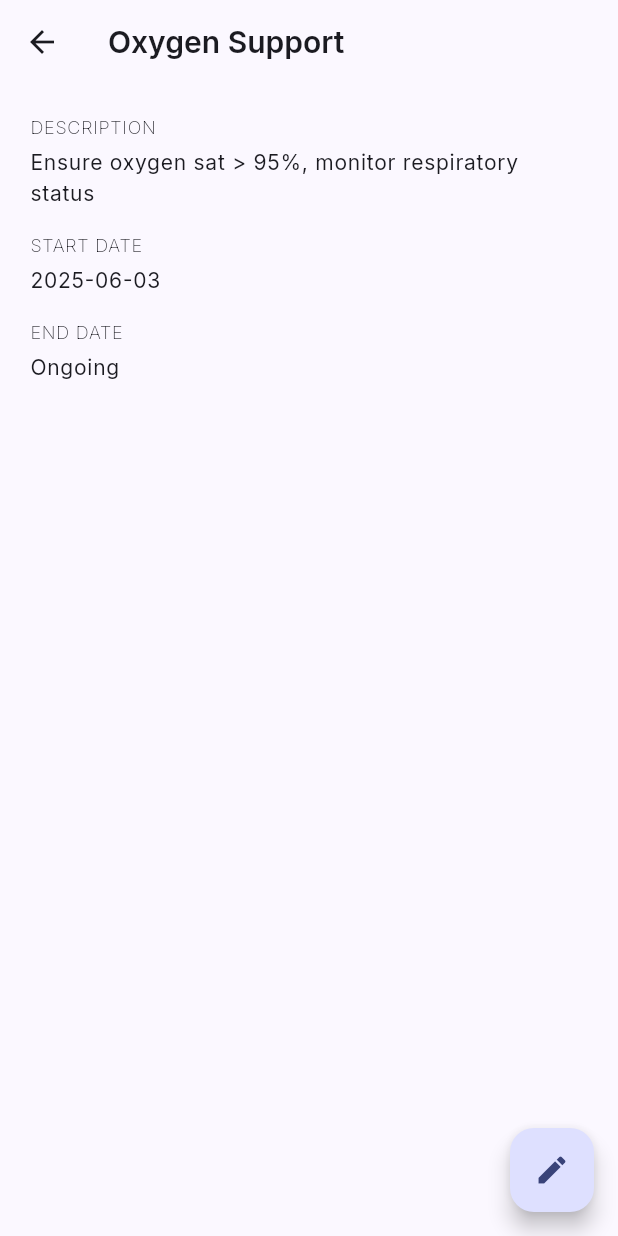
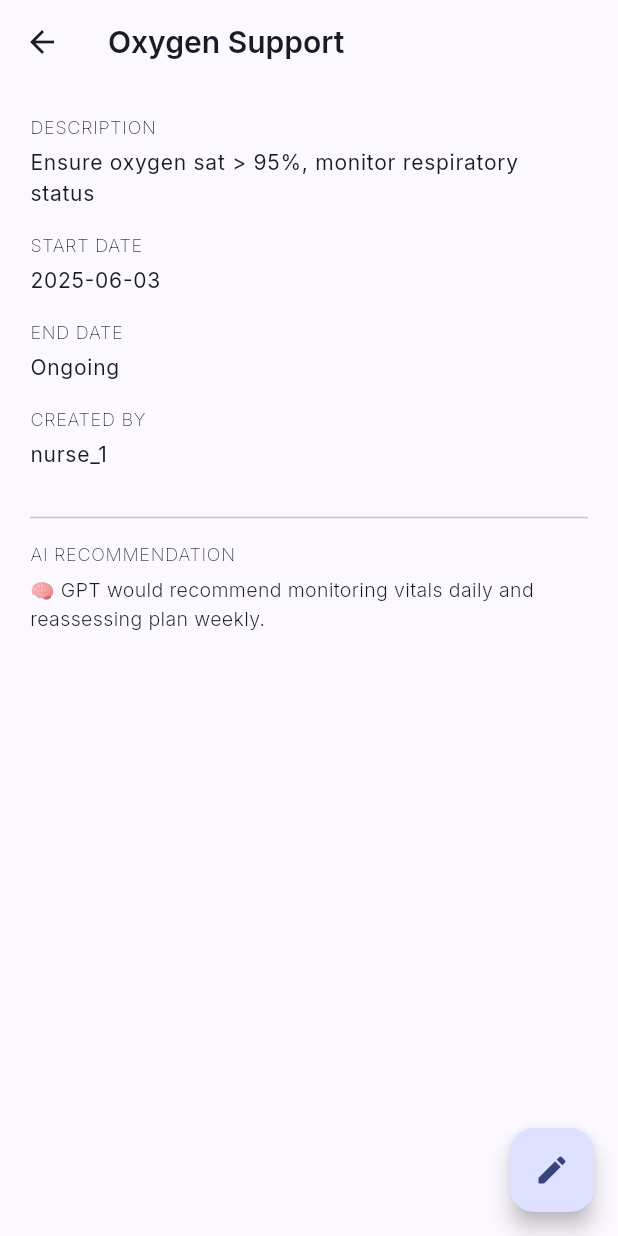
Before and after one commit to dataDrivenFitness/NurseOS, a Flutter app: the screen it shows after launch, after a tap on "Oxygen Support", on a phone screen of 412 x 824 dp. Run offline on Flutter 3.47's test engine with Material 3 defaults, Android fonts, the phone set to English and light mode, and no system bars; our stand-ins replace flutter_riverpod, shared_preferences.

Commit message:
✅ Phase 5 mock flow complete: care plan add/view/edit + GPT stub

```diff
--- a/lib/screens/care_plan_detail_screen.dart
+++ b/lib/screens/care_plan_detail_screen.dart
@@ -1,16 +1,18 @@
 import 'package:flutter/material.dart';
+import 'package:flutter_riverpod/flutter_riverpod.dart';
 import '../models/care_plan_model.dart';
 import 'edit_care_plan_screen.dart';
+import '../state/gpt_recommendation_provider.dart';
 
-class CarePlanDetailScreen extends StatefulWidget {
+class CarePlanDetailScreen extends ConsumerStatefulWidget {
   final CarePlanModel carePlan;
   const CarePlanDetailScreen({super.key, required this.carePlan});
 
   @override
-  State<CarePlanDetailScreen> createState() => _CarePlanDetailScreenState();
+  ConsumerState<CarePlanDetailScreen> createState() => _CarePlanDetailScreenState();
 }
 
-class _CarePlanDetailScreenState extends State<CarePlanDetailScreen> {
+class _CarePlanDetailScreenState extends ConsumerState<CarePlanDetailScreen> {
   late CarePlanModel plan;
 
   @override
@@ -50,6 +52,8 @@ class _CarePlanDetailScreenState extends State<CarePlanDetailScreen> {
     final start = plan.startDate.toLocal().toIso8601String().split('T').first;
     final end = plan.endDate?.toLocal().toIso8601String().split('T').first ?? 'Ongoing';
 
+    final gptAsync = ref.watch(gptRecommendationProvider(plan));
+
     return Scaffold(
       appBar: AppBar(title: Text(plan.title)),
       backgroundColor: theme.colorScheme.background,
@@ -66,6 +70,15 @@ class _CarePlanDetailScreenState extends State<CarePlanDetailScreen> {
               _section('Description', plan.description),
               _section('Start Date', start),
               _section('End Date', end),
+              _section('Created By', plan.createdBy),
+              const Divider(height: 32),
+              Text('AI RECOMMENDATION', style: theme.textTheme.labelSmall),
+              const SizedBox(height: 6),
+              gptAsync.when(
+                loading: () => const Text('Generating...'),
+                error: (e, _) => Text('Error: $e'),
+                data: (rec) => Text(rec, style: theme.textTheme.bodyMedium),
+              ),
             ],
           ),
         ),
--- /dev/null
+++ b/lib/services/gpt_service.dart
@@ -0,0 +1,16 @@
+import '../models/care_plan_model.dart';
+
+/// Abstract base for GPT services — allows swapping GPT/Claude/Mistral/etc.
+abstract class GptServiceBase {
+  Future<String> getRecommendations(CarePlanModel plan);
+}
+
+/// Stub implementation for Phase 5–7
+class GptServiceStub implements GptServiceBase {
+  @override
+  Future<String> getRecommendations(CarePlanModel plan) async {
+    // Simulate delay and return a fake response
+    await Future.delayed(const Duration(seconds: 1));
+    return '🧠 GPT would recommend monitoring vitals daily and reassessing plan weekly.';
+  }
+}
--- a/lib/state/care_plan_provider.dart
+++ b/lib/state/care_plan_provider.dart
@@ -2,8 +2,31 @@ import 'package:flutter_riverpod/flutter_riverpod.dart';
 import 'package:nurse_os/models/care_plan_model.dart';
 import 'package:nurse_os/services/care_plan_service.dart';
 
-/// Family provider to get care plans by patient ID.
-final carePlansProvider = FutureProvider.family<List<CarePlanModel>, String>((ref, patientId) async {
-  final service = CarePlanService();
-  return service.fetchCarePlansByPatient(patientId);
-});
+/// Internal StateNotifier to manage mock care plans (in-memory list)
+class CarePlanNotifier extends StateNotifier<AsyncValue<List<CarePlanModel>>> {
+  final String patientId;
+  final _mockData = <CarePlanModel>[]; // Used in mock mode only
+
+  CarePlanNotifier(this.patientId) : super(const AsyncValue.loading()) {
+    _loadPlans();
+  }
+
+  Future<void> _loadPlans() async {
+    // For now, mock-only loading using the service
+    final service = CarePlanService();
+    final plans = await service.fetchCarePlansByPatient(patientId);
+    _mockData.clear();
+    _mockData.addAll(plans);
+    state = AsyncValue.data(_mockData);
+  }
+
+  void addMockPlan(CarePlanModel newPlan) {
+    _mockData.add(newPlan);
+    state = AsyncValue.data(List.from(_mockData));
+  }
+}
+
+/// Family provider for care plans by patient ID (mock-capable)
+final carePlansProvider = StateNotifierProvider.family<CarePlanNotifier, AsyncValue<List<CarePlanModel>>, String>(
+  (ref, patientId) => CarePlanNotifier(patientId),
+);
--- /dev/null
+++ b/lib/state/gpt_recommendation_provider.dart
@@ -0,0 +1,18 @@
+import 'package:flutter_riverpod/flutter_riverpod.dart';
+import '../models/care_plan_model.dart';
+import '../services/gpt_service.dart';
+
+/// Notifier must extend FamilyAsyncNotifier<ReturnType, Argument>
+class GptRecommendationNotifier extends FamilyAsyncNotifier<String, CarePlanModel> {
+  @override
+  Future<String> build(CarePlanModel plan) async {
+    final service = GptServiceStub();
+    return service.getRecommendations(plan);
+  }
+}
+
+/// Correct type-safe provider declaration
+final gptRecommendationProvider =
+    AsyncNotifierProviderFamily<GptRecommendationNotifier, String, CarePlanModel>(
+  GptRecommendationNotifier.new,
+);
--- a/pubspec.yaml
+++ b/pubspec.yaml
@@ -14,6 +14,8 @@ dependencies:
 dev_dependencies:
   flutter_test:
     sdk: flutter
+  riverpod_lint: ^2.3.4
+  custom_lint: ^0.5.6
 
 flutter:
   fonts:
```
Also changed, not shown: lib/screens/care_plan_screen.dart (+58 -3 lines), pubspec.lock.
